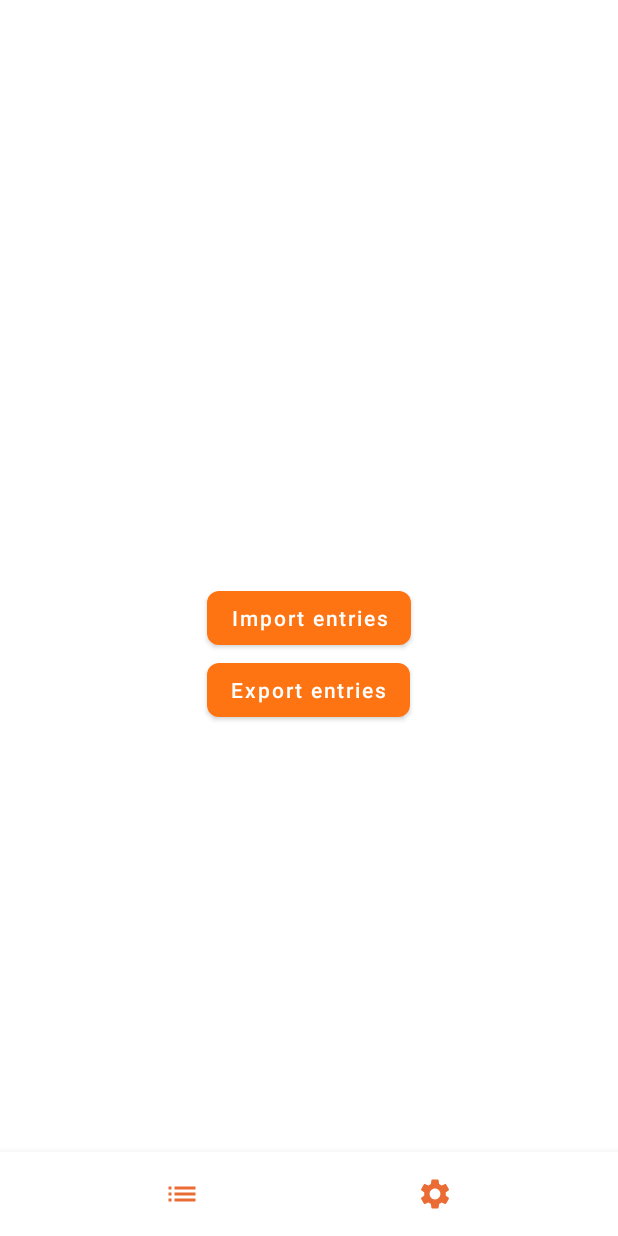
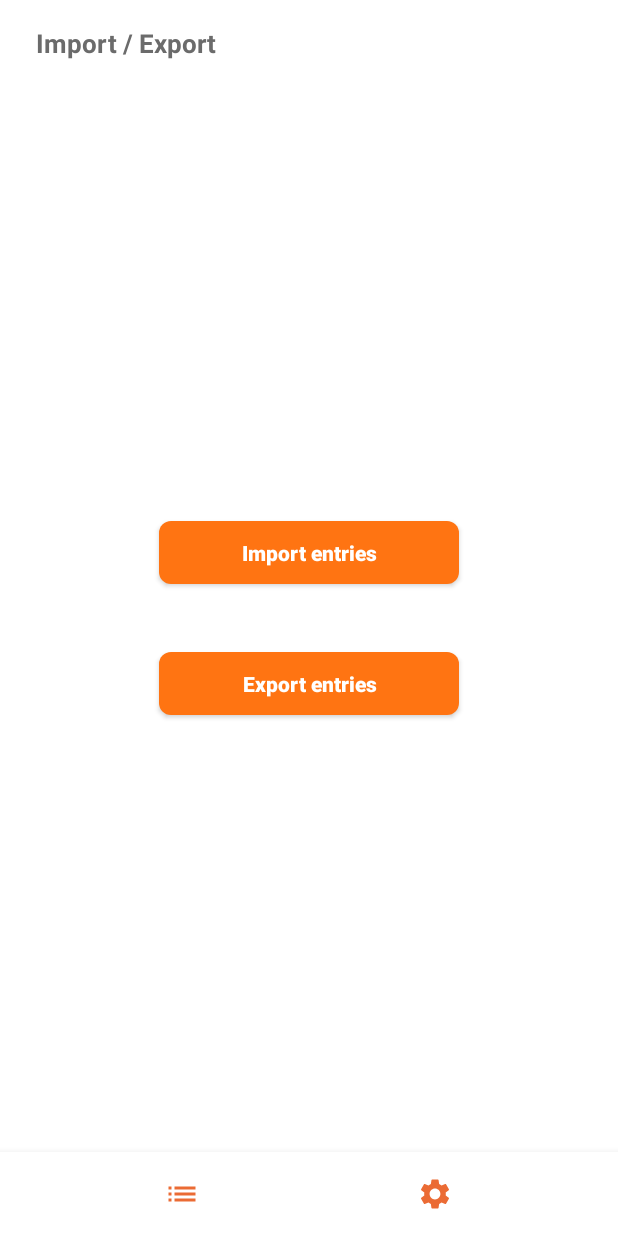
Before and after one commit to hothf/tcalc, an Android app: the SettingsFragment screen opened through its navigation route, on a phone screen of 412 x 824 dp. Run offline under Robolectric (Android 15) with nearby library versions, the phone set to English and light mode, and no system bars; our stand-ins replace Dagger/Hilt's generated code, Room's generated code, RxJava, Timber, data binding and 1 more; libraries missing offline, so code that uses them is left out: androidx.hilt, androidx.hilt.lifecycle, jp.wasabeef.recyclerview; 5 statements that could not run were skipped.

```diff
--- a/app/src/main/res/layout/dialog_exporting.xml
+++ b/app/src/main/res/layout/dialog_exporting.xml
@@ -66,8 +66,6 @@
 
         <com.google.android.material.button.MaterialButton
             style="@style/ButtonStyle.Bordered"
-            android:layout_width="wrap_content"
-            android:layout_height="wrap_content"
             android:layout_below="@+id/errorText"
             android:layout_marginStart="@dimen/default_16"
             android:layout_marginTop="@dimen/default_16"
@@ -79,8 +77,6 @@
 
         <com.google.android.material.button.MaterialButton
             style="@style/ButtonStyle.Bordered"
-            android:layout_width="wrap_content"
-            android:layout_height="wrap_content"
             android:layout_below="@+id/errorText"
             android:layout_marginTop="@dimen/default_16"
             android:layout_marginEnd="@dimen/default_16"
--- a/app/src/main/res/layout/dialog_home_addedit.xml
+++ b/app/src/main/res/layout/dialog_home_addedit.xml
@@ -200,8 +200,6 @@
                 <com.google.android.material.button.MaterialButton
                     style="@style/ButtonStyle.Bordered"
                     android:id="@+id/saveButton"
-                    android:layout_width="wrap_content"
-                    android:layout_height="wrap_content"
                     android:layout_gravity="center"
                     android:layout_marginBottom="@dimen/default_8"
                     android:onClick="@{()->viewModel.choose()}"
--- a/app/src/main/res/layout/dialog_importing.xml
+++ b/app/src/main/res/layout/dialog_importing.xml
@@ -90,8 +90,6 @@
 
         <com.google.android.material.button.MaterialButton
             style="@style/ButtonStyle.Bordered"
-            android:layout_width="wrap_content"
-            android:layout_height="wrap_content"
             android:layout_below="@+id/errorText"
             android:layout_marginStart="@dimen/default_16"
             android:layout_marginTop="@dimen/default_16"
@@ -103,8 +101,6 @@
 
         <com.google.android.material.button.MaterialButton
             style="@style/ButtonStyle.Bordered"
-            android:layout_width="wrap_content"
-            android:layout_height="wrap_content"
             android:layout_below="@+id/errorText"
             android:layout_marginTop="@dimen/default_16"
             android:layout_marginEnd="@dimen/default_16"
--- a/app/src/main/res/layout/dialog_user_addedit.xml
+++ b/app/src/main/res/layout/dialog_user_addedit.xml
@@ -75,8 +75,6 @@
         <com.google.android.material.button.MaterialButton
             style="@style/ButtonStyle.Bordered"
             android:id="@+id/saveButton"
-            android:layout_width="wrap_content"
-            android:layout_height="wrap_content"
             android:layout_below="@+id/editContainer"
             android:layout_centerHorizontal="true"
             android:layout_gravity="center"
--- a/app/src/main/res/layout/fragment_settings.xml
+++ b/app/src/main/res/layout/fragment_settings.xml
@@ -18,29 +18,34 @@
         tools:context=".ui.main.MainActivity">
 
         <TextView
-            android:id="@+id/message"
+            style="@style/textDefault.bold"
             android:layout_width="wrap_content"
-            android:layout_height="wrap_content"
-            app:layout_constraintBottom_toBottomOf="parent"
-            app:layout_constraintEnd_toEndOf="parent"
-            app:layout_constraintStart_toStartOf="parent"
-            app:layout_constraintTop_toTopOf="parent" />
+            android:layout_marginStart="@dimen/default_24"
+            android:layout_height="@dimen/default_42"
+            android:layout_marginTop="@dimen/default_8"
+            android:gravity="center"
+            android:text="@string/settings_title" />
+
+        <View
+            android:id="@+id/helper"
+            android:layout_width="@dimen/default_1"
+            android:layout_height="@dimen/default_1"
+            android:layout_centerInParent="true"/>
 
         <com.google.android.material.button.MaterialButton
             android:id="@+id/button"
+            android:layout_above="@+id/helper"
             style="@style/ButtonStyle.Bordered"
-            android:layout_width="wrap_content"
-            android:layout_height="wrap_content"
             android:layout_centerInParent="true"
             android:onClick="@{()->viewModel.onImport()}"
+            android:layout_marginBottom="@dimen/default_16"
             android:text="@string/settings_import" />
 
         <com.google.android.material.button.MaterialButton
             style="@style/ButtonStyle.Bordered"
-            android:layout_width="wrap_content"
-            android:layout_height="wrap_content"
-            android:layout_below="@+id/button"
+            android:layout_below="@+id/helper"
             android:layout_centerHorizontal="true"
+            android:layout_marginTop="@dimen/default_16"
             android:onClick="@{()->viewModel.onExport()}"
             android:text="@string/settings_export" />
     </RelativeLayout>
--- a/app/src/main/res/layout/item_home_add.xml
+++ b/app/src/main/res/layout/item_home_add.xml
@@ -18,8 +18,6 @@
 
         <com.google.android.material.button.MaterialButton
             style="@style/ButtonStyle.Bordered"
-            android:layout_width="wrap_content"
-            android:layout_height="wrap_content"
             android:layout_centerInParent="true"
             android:onClick="@{()->viewModel.onClick()}"
             android:padding="@dimen/default_8"
--- a/app/src/main/res/layout/item_user_add.xml
+++ b/app/src/main/res/layout/item_user_add.xml
@@ -18,8 +18,6 @@
 
         <com.google.android.material.button.MaterialButton
             style="@style/ButtonStyle.Bordered"
-            android:layout_width="wrap_content"
-            android:layout_height="wrap_content"
             android:layout_centerInParent="true"
             android:onClick="@{()->viewModel.onClick()}"
             android:padding="@dimen/default_8"
--- a/app/src/main/res/values-night/colors.xml
+++ b/app/src/main/res/values-night/colors.xml
@@ -29,6 +29,8 @@
     <color name="fontColorPositive">#1f8f45</color>
     <color name="fontColorNegative">#f11100</color>
 
+    <color name="resultColor">#232323</color>
+
     <color name="shade_transparent">#dd868686</color>
     <color name="shade_one">#fefefe</color>
     <color name="shade_two">#c1f70f</color>
--- a/app/src/main/res/values/colors.xml
+++ b/app/src/main/res/values/colors.xml
@@ -29,7 +29,9 @@
     <color name="fontColorPositive">#1f8f45</color>
     <color name="fontColorNegative">#f11100</color>
 
-    <color name="shade_transparent">#ddcacaca</color>
+    <color name="resultColor">#F5F5F5</color>
+
+    <color name="shade_transparent">#55cacaca</color>
     <color name="shade_one">#7b7d77</color>
     <color name="shade_two">#c1f70f</color>
     <color name="shade_three">#ee30e630</color>
--- a/app/src/main/res/values/dimens.xml
+++ b/app/src/main/res/values/dimens.xml
@@ -6,6 +6,7 @@
     <dimen name="navBarHeight">56dp</dimen>
 
     <dimen name="default_1">1dp</dimen>
+    <dimen name="default_3">3dp</dimen>
     <dimen name="default_4">4dp</dimen>
     <dimen name="default_8">8dp</dimen>
     <dimen name="default_16">16dp</dimen>
@@ -22,7 +23,9 @@
     <dimen name="default_76">76dp</dimen>
     <dimen name="default_86">86dp</dimen>
     <dimen name="default_100">100dp</dimen>
+    <dimen name="default_108">108dp</dimen>
     <dimen name="default_156">156dp</dimen>
+    <dimen name="default_200">200dp</dimen>
 
     <dimen name="font_min_size">12sp</dimen>
     <dimen name="font_default_size">14sp</dimen>
--- a/app/src/main/res/values/strings.xml
+++ b/app/src/main/res/values/strings.xml
@@ -46,15 +46,17 @@
     <string name="home_addedit_income">Mark as income:</string>
     <string name="home_addedit_considered">Include in calculation:</string>
 
-    <string name="sort_title_asc">Titel A-Z</string>
-    <string name="sort_title_desc">Titel Z-A</string>
-    <string name="sort_value_asc">Werte aufsteigend</string>
-    <string name="sort_value_desc">Werte absteigend</string>
+    <string name="sort_title_asc">Title A-Z</string>
+    <string name="sort_title_desc">Title Z-A</string>
+    <string name="sort_value_asc">Value ascending</string>
+    <string name="sort_value_desc">Value descending</string>
 
     <string name="sorting_title">Sort</string>
 
     <string name="settings_import">Import entries</string>
     <string name="settings_export">Export entries</string>
+
+    <string name="settings_title">Import / Export</string>
 
     <string name="export_title">Exporting</string>
     <string name="export_fallback_name">Export</string>
--- a/app/src/main/res/values/styles.xml
+++ b/app/src/main/res/values/styles.xml
@@ -55,8 +55,12 @@
     <style name="ButtonStyle.Bordered" parent="@style/Widget.MaterialComponents.Button">
         <item name="shapeAppearance">@style/cardShape</item>
         <item name="android:textAllCaps">false</item>
+        <item name="android:textColor">@color/fontDefaultInverted</item>
+        <item name="android:layout_height">@dimen/default_54</item>
+        <item name="android:layout_width">@dimen/default_200</item>
+        <item name="android:textStyle">bold</item>
         <item name="android:textSize">@dimen/font_default_size</item>
-        <item name="android:textColor">@color/defaultBackgroundPrimary</item>
+        <item name="android:letterSpacing">0</item>
     </style>
 
     <style name="cardShape" parent="ShapeAppearance.MaterialComponents.MediumComponent">
```
Also changed, not shown: app/src/main/res/layout/fragment_home.xml (+4 -3 lines), app/src/main/res/drawable-hdpi/ic_launch.png, app/src/main/res/drawable-mdpi/ic_launch.png, app/src/main/res/drawable-xhdpi/ic_launch.png, app/src/main/res/drawable-xxhdpi/ic_launch.png, app/src/main/res/drawable-xxxhdpi/ic_launch.png, 1 other file.
